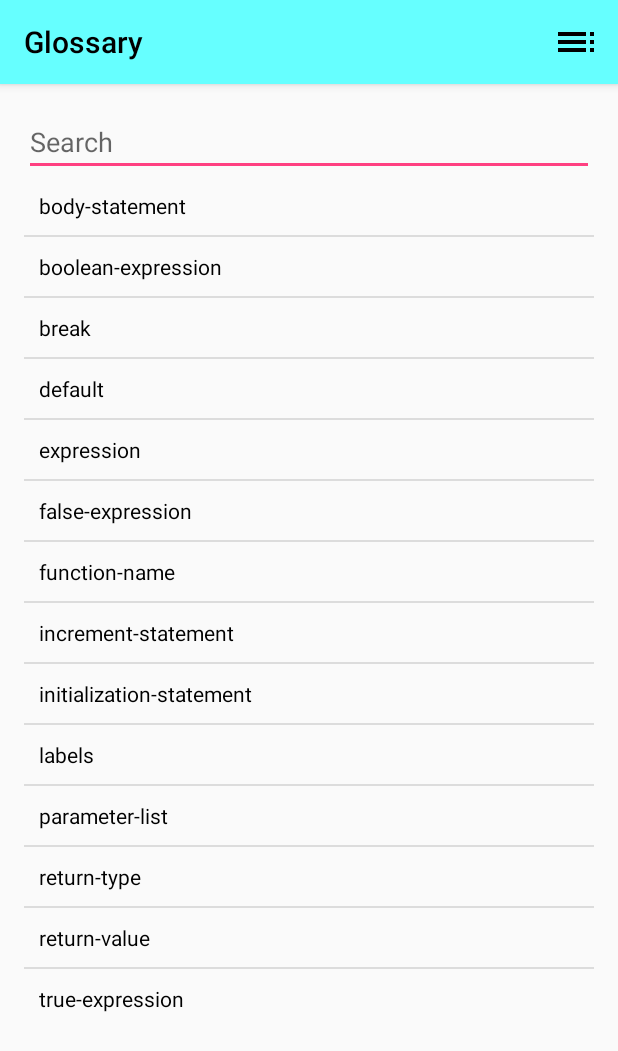
After one commit to johnnymeyer/Hello_World, an Android app: the Glossary screen opened directly, with no data from a screen before it, on a phone screen of 412 x 824 dp. The commit adds this screen. Shown: the top 1051 px of the screen. Run offline under Robolectric (Android 15) with nearby library versions, the phone set to English and light mode, and no system bars.

Commit message:
Ed: Created glossary

```diff
--- a/Hello_World/app/src/main/AndroidManifest.xml
+++ b/Hello_World/app/src/main/AndroidManifest.xml
@@ -30,6 +30,10 @@
             android:name=".Page"
             android:label="@string/title_activity_page"
             android:theme="@style/AppTheme.NoActionBar" />
+        <activity
+            android:name=".Glossary"
+            android:label="@string/title_activity_glossary"
+            android:theme="@style/AppTheme.NoActionBar"></activity>
     </application>
 
 </manifest>
--- /dev/null
+++ b/Hello_World/app/src/main/java/com/cs246/johnmeyer/hello/Glossary.java
@@ -0,0 +1,155 @@
+package com.cs246.johnmeyer.hello;
+
+import android.app.AlertDialog;
+import android.content.DialogInterface;
+import android.database.Cursor;
+import android.graphics.Color;
+import android.os.Bundle;
+import android.support.design.widget.FloatingActionButton;
+import android.support.design.widget.Snackbar;
+import android.support.v7.app.AppCompatActivity;
+import android.support.v7.widget.Toolbar;
+import android.text.Editable;
+import android.text.TextWatcher;
+import android.view.Menu;
+import android.view.MenuItem;
+import android.view.View;
+import android.widget.AdapterView;
+import android.widget.ArrayAdapter;
+import android.widget.EditText;
+import android.widget.ListView;
+import android.widget.Toast;
+
+import java.util.ArrayList;
+import java.util.Arrays;
+import java.util.Collections;
+
+public class Glossary extends AppCompatActivity {
+    String[] items;
+    ArrayList<String> listItems;
+    ArrayAdapter<String> adapter;
+    ListView listView;
+    EditText editText;
+    @Override
+    protected void onCreate(Bundle savedInstanceState) {
+        super.onCreate(savedInstanceState);
+        setContentView(R.layout.activity_glossary);
+        Toolbar toolbar = (Toolbar) findViewById(R.id.toolbar);
+        setSupportActionBar(toolbar);
+        toolbar.setTitleTextColor(Color.BLACK);
+        //itemListGenerator();
+        listView = (ListView)findViewById(R.id.listview);
+        editText = (EditText) findViewById(R.id.txtsearch);
+        initList();
+        editText.addTextChangedListener(new TextWatcher() {
+            @Override
+            public void beforeTextChanged(CharSequence s, int start, int count, int after) {
+            }
+
+            @Override
+            public void onTextChanged(CharSequence s, int start, int before, int count) {
+                if (s.toString().equals("")) {
+                    //resets listview
+                    initList();
+                } else {
+                    //search
+                    searchItems(s.toString());
+                }
+            }
+
+            @Override
+            public void afterTextChanged(Editable s) {
+
+            }
+        });
+    }
+
+    @Override
+    public boolean onCreateOptionsMenu(Menu menu) {
+        getMenuInflater().inflate(R.menu.menu_gloss, menu);
+        return true;
+    }
+
+    @Override
+    public boolean onOptionsItemSelected(MenuItem item){
+        switch(item.getItemId())
+        {
+            case R.id.action_back:
+                finish();
+                return true;
+        }
+        return super.onOptionsItemSelected(item);
+    }
+
+    public void searchItems (String text){
+        for (String item: items){
+            if(!item.contains(text.toLowerCase()))
+                listItems.remove(item);
+            else if (!listItems.contains(item)) {
+                listItems.add(item);
+                Collections.sort(listItems);
+            }
+        }
+        adapter.notifyDataSetChanged();
+    }
+
+    public void itemListGenerator() {
+        String itemString = "";
+        String name;
+        Cursor friendCursor = MainActivity.database.rawQuery("SELECT Word FROM Definitions", null);
+        friendCursor.moveToFirst();
+        while (friendCursor.isAfterLast() == false) {
+            name = friendCursor.getString(0);
+            friendCursor.moveToNext();
+            itemString += name + "|";
+        }
+       // items =  new String[]{"England", "MA", "Ed"};
+       items = itemString.split("\\|");
+    }
+
+    public void initList(){
+        //items = new String[]{"England", "MA", "Ed"};
+        itemListGenerator();
+        listItems = new ArrayList<>(Arrays.asList(items));
+        Collections.sort(listItems);
+        adapter = new ArrayAdapter<>(Glossary.this, R.layout.list_item, R.id.txtitem, listItems);
+        listView.setAdapter(adapter);
+        listView.setOnItemClickListener(
+
+                new AdapterView.OnItemClickListener() {
+
+                    @Override
+                    public void onItemClick(AdapterView<?> parent, View view, int position, long id) {
+                        String listPosition = String.valueOf(parent.getItemAtPosition(position));
+                        popUpDefinition(listPosition);
+
+                    }
+                }
+        );
+    }
+
+    public String getDefinition(String tableName, String word){
+        String query = "Word=\"" + word.trim().toLowerCase() + "\"";
+        Cursor friendCursor = MainActivity.database.query(tableName, new String[]
+                {"Definition"}, query, null, null, null, null);
+        friendCursor.moveToFirst();
+        String def = friendCursor.getString(0);
+        friendCursor.close();
+        return def;
+    }
+
+    public void popUpDefinition(String definition) {
+        new AlertDialog.Builder(Glossary.this)
+                .setTitle(definition)
+                .setMessage(getDefinition("Definitions", definition))
+                .setCancelable(false)
+                .setPositiveButton("ok", new DialogInterface.OnClickListener() {
+                    @Override
+                    public void onClick(DialogInterface dialog, int which) {
+                        // Whatever...
+                    }
+                }).create().show();
+    }
+
+
+}
--- a/Hello_World/app/src/main/java/com/cs246/johnmeyer/hello/TableOfContents.java
+++ b/Hello_World/app/src/main/java/com/cs246/johnmeyer/hello/TableOfContents.java
@@ -133,7 +133,7 @@ public class TableOfContents extends AppCompatActivity {
         catch (NullPointerException e){
             Log.d("onCreate TOC", "Error Loading");
         }
-        displayC = "Loops +|Conditionals +|Functions +|";
+        displayC = "Loops +|Conditionals +|Functions +|Other +|";
         layout = new ArrayList<>(Arrays.asList((displayC.replace("- ", "\t\t\t\t" )).split("\\|")));
         adapter = new ArrayAdapter<>(TableOfContents.this, android.R.layout.simple_list_item_1, layout);
         listView.setAdapter(adapter);
@@ -245,6 +245,9 @@ public class TableOfContents extends AppCompatActivity {
     }
 
     void loadPage(String pageName){
+        if(pageName.equals("Glossary"))
+            startActivityForResult(new Intent(TableOfContents.this, Glossary.class), 1);
+        else {
             String query = "Title=\"" + pageName.trim() + "\"";
             Cursor friendCursor;
             friendCursor = MainActivity.database.query(MainActivity.TABLE_NAME, new String[]
@@ -256,5 +259,6 @@ public class TableOfContents extends AppCompatActivity {
             pageNumber = pageNum;
             startActivityForResult(new Intent(TableOfContents.this, Page.class), 1);
         }
+    }
 
 }
--- /dev/null
+++ b/Hello_World/app/src/main/res/layout/activity_glossary.xml
@@ -0,0 +1,27 @@
+<?xml version="1.0" encoding="utf-8"?>
+<android.support.design.widget.CoordinatorLayout xmlns:android="http://schemas.android.com/apk/res/android"
+    xmlns:app="http://schemas.android.com/apk/res-auto"
+    xmlns:tools="http://schemas.android.com/tools"
+    android:layout_width="match_parent"
+    android:layout_height="match_parent"
+    android:fitsSystemWindows="true"
+    tools:context="com.cs246.johnmeyer.hello.Glossary">
+
+    <android.support.design.widget.AppBarLayout
+        android:layout_width="match_parent"
+        android:layout_height="wrap_content"
+        android:theme="@style/AppTheme.AppBarOverlay">
+
+        <android.support.v7.widget.Toolbar
+            android:id="@+id/toolbar"
+            android:layout_width="match_parent"
+            android:layout_height="?attr/actionBarSize"
+            android:background="?attr/colorPrimary"
+            app:popupTheme="@style/AppTheme.PopupOverlay" />
+
+    </android.support.design.widget.AppBarLayout>
+
+    <include layout="@layout/content_glossary" />
+
+
+</android.support.design.widget.CoordinatorLayout>
--- /dev/null
+++ b/Hello_World/app/src/main/res/layout/content_glossary.xml
@@ -0,0 +1,34 @@
+<?xml version="1.0" encoding="utf-8"?>
+<RelativeLayout xmlns:android="http://schemas.android.com/apk/res/android"
+    xmlns:app="http://schemas.android.com/apk/res-auto"
+    xmlns:tools="http://schemas.android.com/tools"
+    android:layout_width="match_parent"
+    android:layout_height="match_parent"
+    android:paddingBottom="@dimen/activity_vertical_margin"
+    android:paddingLeft="@dimen/activity_horizontal_margin"
+    android:paddingRight="@dimen/activity_horizontal_margin"
+    android:paddingTop="@dimen/activity_vertical_margin"
+    app:layout_behavior="@string/appbar_scrolling_view_behavior"
+    tools:context="com.cs246.johnmeyer.hello.Glossary"
+    tools:showIn="@layout/activity_glossary">
+
+    <LinearLayout
+        android:orientation="vertical"
+        android:layout_width="match_parent"
+        android:layout_height="match_parent">
+        <EditText
+            android:id="@+id/txtsearch"
+            android:layout_width="match_parent"
+            android:layout_height="wrap_content"
+            android:hint="Search"
+            android:enabled="true"
+            android:allowUndo="false"
+            android:singleLine="true" />
+        <ListView
+            android:id="@+id/listview"
+            android:layout_width="match_parent"
+            android:layout_height="wrap_content">
+
+        </ListView>
+    </LinearLayout>
+</RelativeLayout>
--- /dev/null
+++ b/Hello_World/app/src/main/res/layout/list_item.xml
@@ -0,0 +1,11 @@
+<?xml version="1.0" encoding="utf-8"?>
+<LinearLayout xmlns:android="http://schemas.android.com/apk/res/android"
+    android:orientation="vertical" android:layout_width="match_parent"
+    android:layout_height="match_parent">
+  <TextView
+      android:id="@+id/txtitem"
+      android:textColor="@android:color/black"
+      android:layout_width="match_parent"
+      android:layout_height="wrap_content"
+      android:padding="10dp"/>
+</LinearLayout>
--- /dev/null
+++ b/Hello_World/app/src/main/res/menu/menu_gloss.xml
@@ -0,0 +1,9 @@
+<?xml version="1.0" encoding="utf-8"?>
+<menu xmlns:android="http://schemas.android.com/apk/res/android"
+    xmlns:app="http://schemas.android.com/apk/res-auto">
+    <item
+        android:id="@+id/action_back"
+        android:icon="@mipmap/ic_toc_black_48dp"
+        android:title="Table of Contents"
+        app:showAsAction="always"/>
+</menu>
--- a/Hello_World/app/src/main/res/values/strings.xml
+++ b/Hello_World/app/src/main/res/values/strings.xml
@@ -10,4 +10,5 @@
     <string name="action_menu_button">&#xf0ca;</string>
     <string name="action_right_arrow">&#xf18e;</string>
     <string name="title_activity_table__of__content">Table_Of_Content</string>
+    <string name="title_activity_glossary">Glossary</string>
 </resources>
```
Also changed, not shown: Hello_World/app/src/main/assets/DBPages.db, Hello_World/app/src/main/res/mipmap-hdpi/ic_toc_black_24dp.png (added), Hello_World/app/src/main/res/mipmap-hdpi/ic_toc_black_48dp.png (added), Hello_World/app/src/main/res/mipmap-mdpi/ic_toc_black_24dp.png (added), Hello_World/app/src/main/res/mipmap-mdpi/ic_toc_black_48dp.png (added), Hello_World/app/src/main/res/mipmap-xhdpi/ic_toc_black_24dp.png (added), Hello_World/app/src/main/res/mipmap-xhdpi/ic_toc_black_48dp.png (added), Hello_World/app/src/main/res/mipmap-xxhdpi/ic_toc_black_24dp.png (added), Hello_World/app/src/main/res/mipmap-xxhdpi/ic_toc_black_48dp.png (added), Hello_World/app/src/main/res/mipmap-xxxhdpi/ic_toc_black_48dp.png (added). Lines whose indentation alone changed are shown as unchanged.
